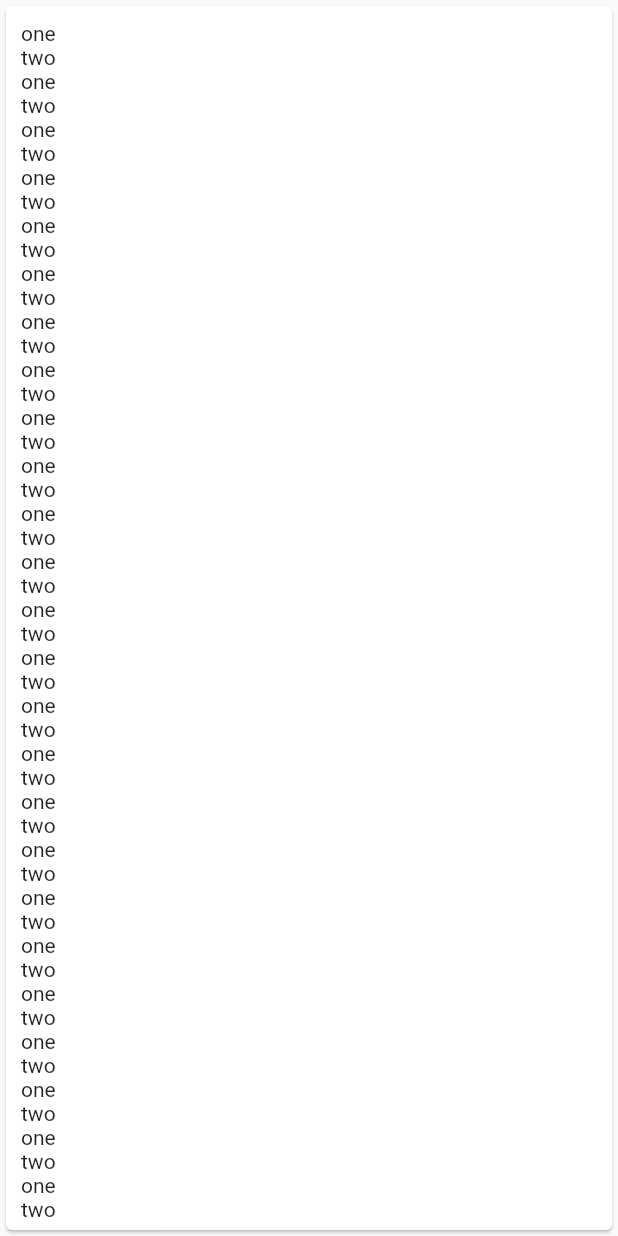
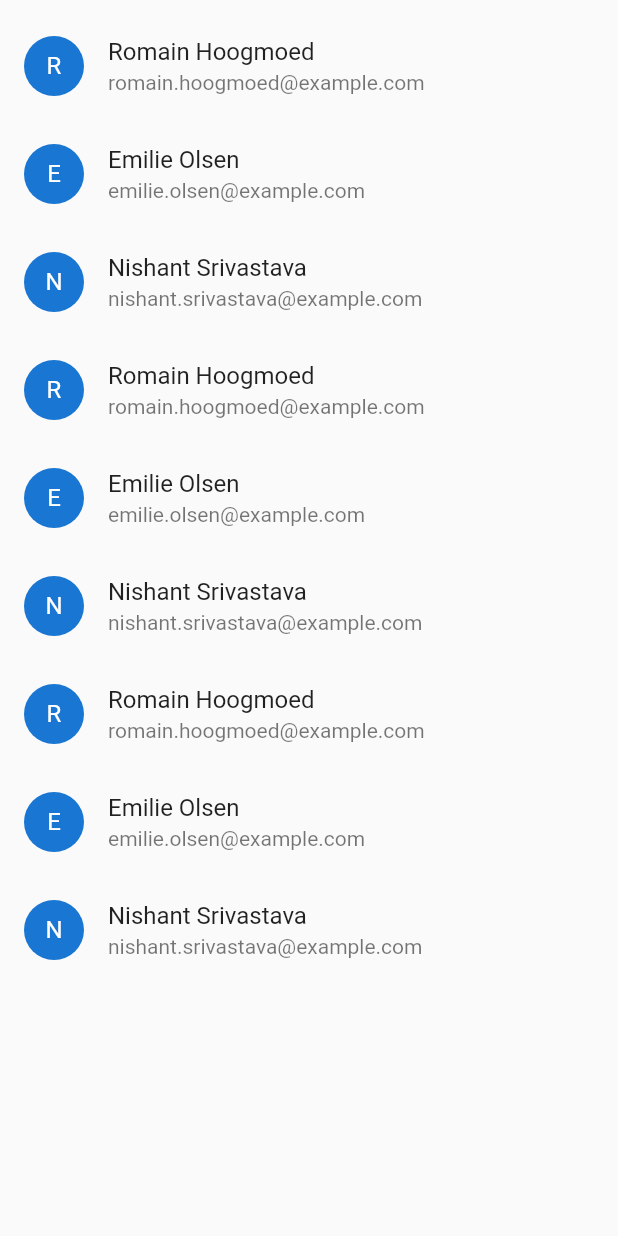
Before and after one commit to Kavindu-Gayantha/Badminton-2020, a Flutter app: the TabBoys screen opened directly, on a phone screen of 412 x 824 dp. Run offline on Flutter 3.47's test engine with Material 2 defaults, Android fonts, the phone set to English and light mode, and no system bars.

Commit message:
added different contact list for boys tab

```diff
--- a/badminton2020/lib/UI/Tabs/TabBoys/tabBoys.dart
+++ b/badminton2020/lib/UI/Tabs/TabBoys/tabBoys.dart
@@ -1,73 +1,42 @@
 import 'package:flutter/cupertino.dart';
 import 'package:flutter/material.dart';
+import '../contactlist/contact_list.dart';
+import '../contactlist/modal/contact.dart';
 
 class TabBoys extends StatelessWidget {
-  @override
-  Widget build(BuildContext context) {
 
-        return Card(
+  _buildContactlist() {
 
-          child: ListView(
-            padding: EdgeInsets.all(10.0),
-          children: <Widget>[
-            Text('one'),
-            Text('two'),
-             Text('one'),
-            Text('two'),
-             Text('one'),
-            Text('two'),
-             Text('one'),
-            Text('two'),
-             Text('one'),
-            Text('two'),
-             Text('one'),
-            Text('two'),
-             Text('one'),
-            Text('two'),
-             Text('one'),
-            Text('two'),
-             Text('one'),
-            Text('two'),
-                 Text('one'),
-            Text('two'),
-             Text('one'),
-            Text('two'),
-             Text('one'),
-            Text('two'),
-             Text('one'),
-            Text('two'),
-             Text('one'),
-            Text('two'),
-             Text('one'),
-            Text('two'),
-             Text('one'),
-            Text('two'),
-             Text('one'),
-            Text('two'),
-             Text('one'),
-            Text('two'),
-                 Text('one'),
-            Text('two'),
-             Text('one'),
-            Text('two'),
-             Text('one'),
-            Text('two'),
-             Text('one'),
-            Text('two'),
-             Text('one'),
-            Text('two'),
-             Text('one'),
-            Text('two'),
-             Text('one'),
-            Text('two'),
-             Text('one'),
-            Text('two'),
-             Text('one'),
-            Text('two'),
+        return <ContactModal>[
+              const ContactModal(
+                  fullName: 'Romain Hoogmoed', email: 'romain.hoogmoed@example.com'),
+              const ContactModal(
+                  fullName: 'Emilie Olsen', email: 'emilie.olsen@example.com'),
+              const ContactModal(
+                  fullName: 'Nishant Srivastava', email: 'nishant.srivastava@example.com'),
+              const ContactModal(
+                  fullName: 'Romain Hoogmoed', email: 'romain.hoogmoed@example.com'),
+              const ContactModal(
+                  fullName: 'Emilie Olsen', email: 'emilie.olsen@example.com'),
+              const ContactModal(
+                  fullName: 'Nishant Srivastava', email: 'nishant.srivastava@example.com'),
+              const ContactModal(
+                  fullName: 'Romain Hoogmoed', email: 'romain.hoogmoed@example.com'),
+              const ContactModal(
+                  fullName: 'Emilie Olsen', email: 'emilie.olsen@example.com'),
+              const ContactModal(
+                  fullName: 'Nishant Srivastava', email: 'nishant.srivastava@example.com'),
+            ];
 
 
-          ],
-          ),
-        );
-      }
+  }
+    @override
+    Widget build(BuildContext context) {
+
+          return Scaffold(body: ContactsList(_buildContactlist()),);
+
+
     }
+
+
+}
--- /dev/null
+++ b/badminton2020/lib/UI/Tabs/contactlist/contact_list.dart
@@ -0,0 +1,23 @@
+import 'package:flutter/material.dart';
+import '../contactlist/contact_list_item.dart';
+import '../contactlist/modal/contact.dart';
+
+class ContactsList extends StatelessWidget {
+  final List<ContactModal> _contactModal;
+
+  ContactsList(this._contactModal);
+
+  @override
+  Widget build(BuildContext context) {
+    return ListView(
+      padding: EdgeInsets.symmetric(vertical: 8.0),
+      children: _buildContactsList(),
+    );
+  }
+
+  List<ContactListItem> _buildContactsList() {
+    return _contactModal
+        .map((contact) => ContactListItem(contact))
+        .toList();
+  }
+}
--- /dev/null
+++ b/badminton2020/lib/UI/Tabs/contactlist/contact_list_item.dart
@@ -0,0 +1,16 @@
+import 'package:flutter/material.dart';
+import '../contactlist/modal/contact.dart';
+
+class ContactListItem extends StatelessWidget {
+  final ContactModal _contactModal;
+
+  ContactListItem(this._contactModal);
+
+  @override
+  Widget build(BuildContext context) {
+    return ListTile(
+        leading: CircleAvatar(child: Text(_contactModal.fullName[0])),
+        title: Text(_contactModal.fullName),
+        subtitle: Text(_contactModal.email));
+  }
+}
--- /dev/null
+++ b/badminton2020/lib/UI/Tabs/contactlist/modal/contact.dart
@@ -0,0 +1,7 @@
+
+class ContactModal {
+  final String fullName;
+  final String email;
+
+  const ContactModal({this.fullName, this.email});
+}
```
